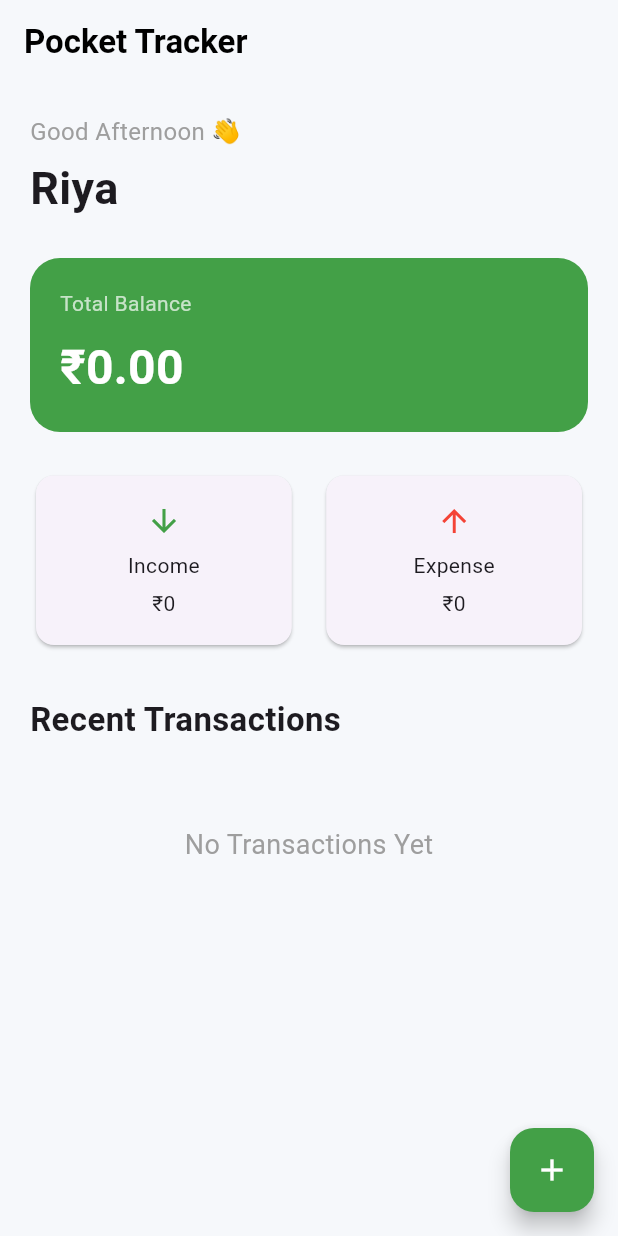
After one commit to riya3100/pocket_tracker, a Flutter app: the DashboardScreen screen opened directly, on a phone screen of 412 x 824 dp. The commit adds this screen. Run offline on Flutter 3.47's test engine with Material 3 defaults, Android fonts, the phone set to English and light mode, and no system bars; our stand-ins replace firebase_auth, firebase_core; accounts and stored records are empty.

Commit message:
dashboard screen is created

```diff
--- /dev/null
+++ b/lib/screens/home/dashboard_screen.dart
@@ -0,0 +1,140 @@
+import 'package:flutter/material.dart';
+
+class DashboardScreen extends StatelessWidget {
+  const DashboardScreen({super.key});
+
+  @override
+  Widget build(BuildContext context) {
+    return Scaffold(
+      backgroundColor: const Color(0xFFF6F8FB),
+
+      appBar: AppBar(
+        backgroundColor: Colors.transparent,
+        elevation: 0,
+        title: const Text(
+          "Pocket Tracker",
+          style: TextStyle(color: Colors.black, fontWeight: FontWeight.bold),
+        ),
+      ),
+
+      body: Padding(
+        padding: const EdgeInsets.all(20),
+        child: ListView(
+          children: [
+            const Text(
+              "Good Afternoon 👋",
+              style: TextStyle(color: Colors.grey, fontSize: 16),
+            ),
+
+            const SizedBox(height: 5),
+
+            const Text(
+              "Riya",
+              style: TextStyle(fontSize: 30, fontWeight: FontWeight.bold),
+            ),
+
+            const SizedBox(height: 25),
+
+            Container(
+              padding: const EdgeInsets.all(20),
+              decoration: BoxDecoration(
+                color: Colors.green.shade600,
+                borderRadius: BorderRadius.circular(20),
+              ),
+              child: const Column(
+                crossAxisAlignment: CrossAxisAlignment.start,
+                children: [
+                  Text(
+                    "Total Balance",
+                    style: TextStyle(color: Colors.white70),
+                  ),
+
+                  SizedBox(height: 10),
+
+                  Text(
+                    "₹0.00",
+                    style: TextStyle(
+                      color: Colors.white,
+                      fontSize: 32,
+                      fontWeight: FontWeight.bold,
+                    ),
+                  ),
+                ],
+              ),
+            ),
+
+            const SizedBox(height: 25),
+
+            Row(
+              children: [
+                Expanded(
+                  child: Card(
+                    child: Padding(
+                      padding: EdgeInsets.all(18),
+                      child: Column(
+                        children: [
+                          Icon(
+                            Icons.arrow_downward,
+                            color: Colors.green.shade600,
+                          ),
+                          SizedBox(height: 8),
+                          Text("Income"),
+                          SizedBox(height: 5),
+                          Text("₹0"),
+                        ],
+                      ),
+                    ),
+                  ),
+                ),
+
+                SizedBox(width: 15),
+
+                Expanded(
+                  child: Card(
+                    child: Padding(
+                      padding: EdgeInsets.all(18),
+                      child: Column(
+                        children: [
+                          Icon(Icons.arrow_upward, color: Colors.red),
+                          SizedBox(height: 8),
+                          Text("Expense"),
+                          SizedBox(height: 5),
+                          Text("₹0"),
+                        ],
+                      ),
+                    ),
+                  ),
+                ),
+              ],
+            ),
+
+            const SizedBox(height: 30),
+
+            const Text(
+              "Recent Transactions",
+              style: TextStyle(fontSize: 22, fontWeight: FontWeight.bold),
+            ),
+
+            const SizedBox(height: 15),
+
+            const Center(
+              child: Padding(
+                padding: EdgeInsets.only(top: 40),
+                child: Text(
+                  "No Transactions Yet",
+                  style: TextStyle(color: Colors.grey, fontSize: 18),
+                ),
+              ),
+            ),
+          ],
+        ),
+      ),
+
+      floatingActionButton: FloatingActionButton(
+        backgroundColor: Colors.green.shade600,
+        onPressed: () {},
+        child: const Icon(Icons.add, color: Colors.white),
+      ),
+    );
+  }
+}
--- a/pubspec.yaml
+++ b/pubspec.yaml
@@ -35,7 +35,8 @@ dependencies:
   # Use with the CupertinoIcons class for iOS style icons.
   cupertino_icons: ^1.0.8
   firebase_core: ^4.1.1
-  firebase_auth: ^6.0.2
+  firebase_auth: ^6.5.4
+  intl: ^0.20.2
 dev_dependencies:
   flutter_test:
     sdk: flutter
```
Also changed, not shown: lib/screens/auth/login_screen.dart (+59 -7 lines), lib/screens/auth/signup_screen.dart (added, +184 -0 lines), lib/screens/home/add_transaction_screen.dart (added, +208 -0 lines), lib/services/auth_service.dart (added, +67 -0 lines), pubspec.lock.
